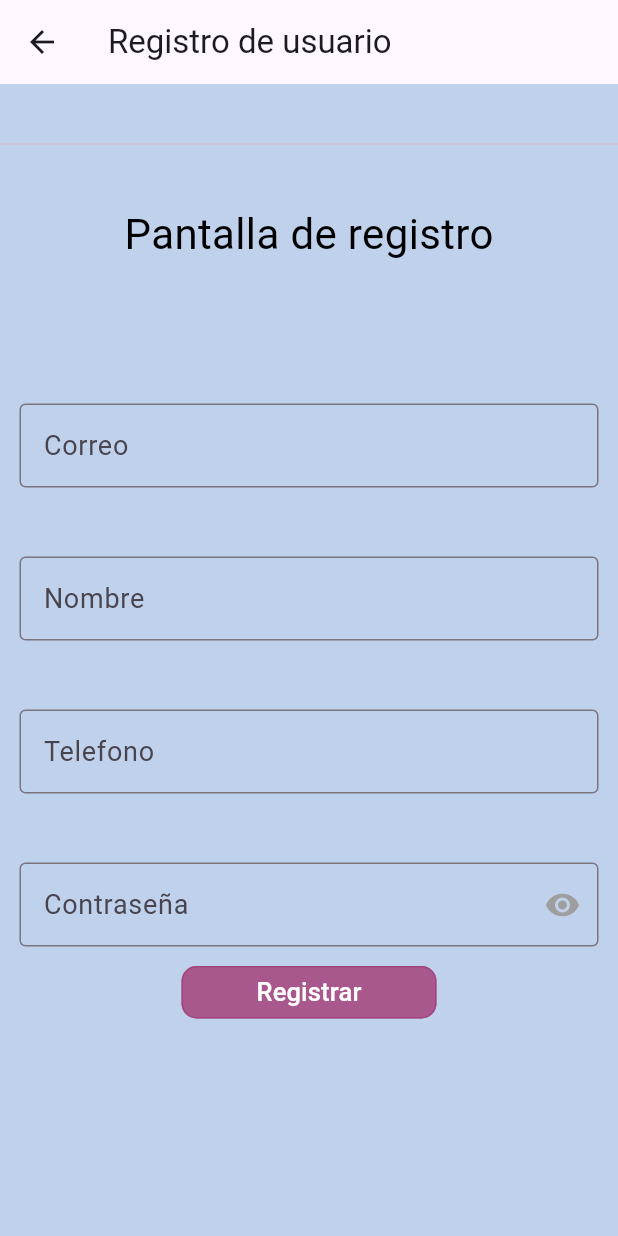
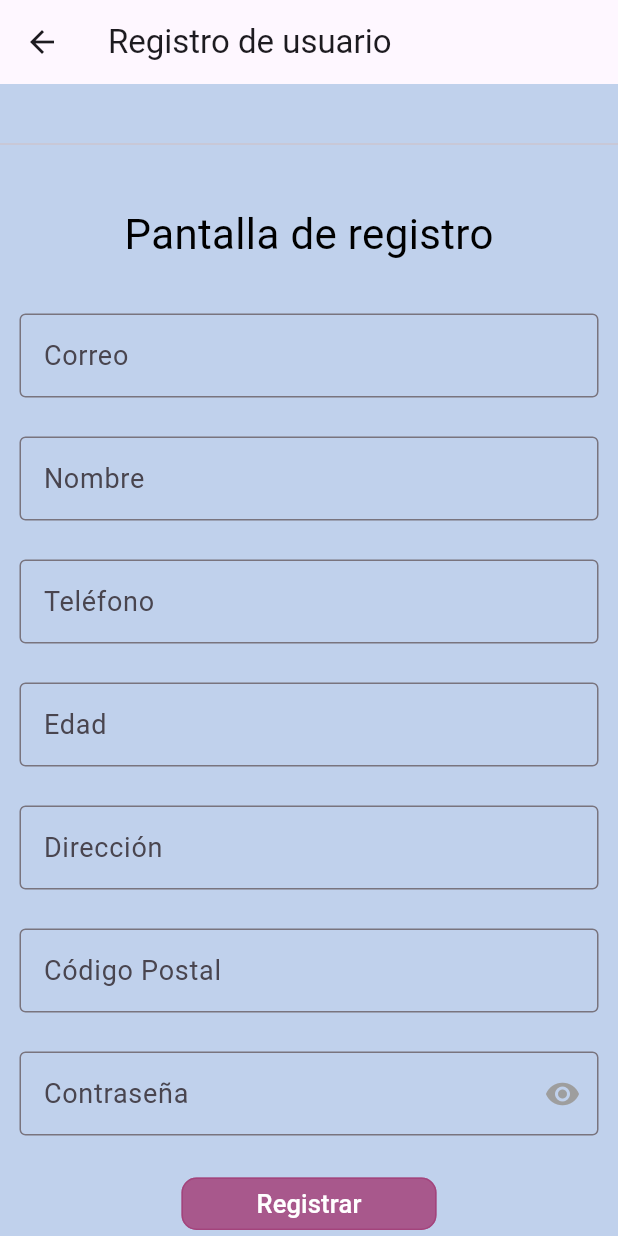
Before and after one commit to ElRisas1/pet_plan_pruebas, a Flutter app: the PantallaRegistro screen opened directly, after a tap on "Registrar", on a phone screen of 412 x 824 dp. Run offline on Flutter 3.47's test engine with Material 3 defaults, Android fonts, the phone set to English and light mode, and no system bars; our stand-ins replace carousel_slider, google_generative_ai, grouped_list, supabase_flutter; accounts and stored records are empty; network calls fail.

Commit message:
Campos para el registro

```diff
--- a/lib/main.dart
+++ b/lib/main.dart
@@ -1,8 +1,7 @@
 import 'package:flutter/material.dart';
-import 'package:pet_plan_pruebas/pantalla_login.dart';
 import 'package:pet_plan_pruebas/pantalla_main.dart';
 import 'package:supabase_flutter/supabase_flutter.dart';
-
+import 'package:pet_plan_pruebas/pantalla_login.dart';
 const supabaseUrl = 'https://fzukoqnipqclppkpotbc.supabase.co';
 const supabaseKey = 'eyJhbGciOiJIUzI1NiIsInR5cCI6IkpXVCJ9.eyJpc3MiOiJzdXBhYmFzZSIsInJlZiI6ImZ6dWtvcW5pcHFjbHBwa3BvdGJjIiwicm9sZSI6ImFub24iLCJpYXQiOjE3Mzk4NzQ5ODAsImV4cCI6MjA1NTQ1MDk4MH0.Y7fmZFE3SiXvaSaYYNB1Y_WuWvAXNnA9Xdg0aJxEjjc';
 
@@ -19,7 +18,7 @@ class MainApp extends StatelessWidget {
   Widget build(BuildContext context) {
     return const MaterialApp(
       title: 'PetPlan',
-      home: PantallaPrincipal(title: "Pantalla p")
+      home: PantallaLogin(title: "Pantalla p")
     );
   }
 }
--- a/lib/pantalla_login.dart
+++ b/lib/pantalla_login.dart
@@ -1,9 +1,7 @@
 import 'package:flutter/material.dart';
-import 'package:pet_plan_pruebas/pantalla_chatia.dart';
 import 'package:pet_plan_pruebas/pantalla_main.dart';
 import 'package:pet_plan_pruebas/pantalla_registro.dart';
 import 'package:pet_plan_pruebas/src/widgets/custom_button.dart';
-import 'package:pet_plan_pruebas/variables_globales.dart';
 import 'package:supabase_flutter/supabase_flutter.dart';
 import 'package:pet_plan_pruebas/pantalla_reset_pass.dart';
 
--- a/lib/pantalla_perfil.dart
+++ b/lib/pantalla_perfil.dart
@@ -1,5 +1,4 @@
 import 'package:flutter/material.dart';
-import 'package:pet_plan_pruebas/pantalla_main.dart';
 
 
 
--- a/lib/pantalla_registro.dart
+++ b/lib/pantalla_registro.dart
@@ -1,6 +1,4 @@
-//import 'dart:nativewrappers/_internal/vm/lib/developer.dart';
 import 'dart:developer';
-
 
 import 'package:flutter/material.dart';
 import 'package:pet_plan_pruebas/pantalla_login.dart';
@@ -8,184 +6,237 @@ import 'package:supabase_flutter/supabase_flutter.dart';
 import 'package:pet_plan_pruebas/src/widgets/custom_button.dart';
 import 'variables_globales.dart';
 
-const supabaseUrl = 'https://fzukoqnipqclppkpotbc.supabase.co';
-const supabaseKey = 'eyJhbGciOiJIUzI1NiIsInR5cCI6IkpXVCJ9.eyJpc3MiOiJzdXBhYmFzZSIsInJlZiI6ImZ6dWtvcW5pcHFjbHBwa3BvdGJjIiwicm9sZSI6ImFub24iLCJpYXQiOjE3Mzk4NzQ5ODAsImV4cCI6MjA1NTQ1MDk4MH0.Y7fmZFE3SiXvaSaYYNB1Y_WuWvAXNnA9Xdg0aJxEjjc';
-
 class PantallaRegistro extends StatefulWidget {
   const PantallaRegistro({super.key, required this.title});
-
-
   final String title;
 
   @override
   State<PantallaRegistro> createState() => _PantallaRegistroState();
 }
 
-
 class _PantallaRegistroState extends State<PantallaRegistro> {
   final _supabaseAuth = Supabase.instance.client.auth;
-  //VARIABLES//
+
+  // Controladores
   final _campoUserEmailReg = TextEditingController();
   final _campoUserNombreReg = TextEditingController();
-  final  _campoUserTelefReg = TextEditingController();
+  final _campoUserTelefReg = TextEditingController();
   final _campoUserPassReg = TextEditingController();
-
-
-  //late DropdownMenuItem<String> itemsMenu;
+  final _campoUserEdadReg = TextEditingController();
+  final _campoUserDireccionReg = TextEditingController();
+  final _campoUserCPReg = TextEditingController();
 
   bool _isSecurePassword = true;
 
-
   @override
-  void dispose(){
-    super.dispose();
+  void dispose() {
     _campoUserEmailReg.dispose();
+    _campoUserNombreReg.dispose();
     _campoUserTelefReg.dispose();
     _campoUserPassReg.dispose();
-    //_campoUserEdadReg = DropdownButton();
+    _campoUserEdadReg.dispose();
+    _campoUserDireccionReg.dispose();
+    _campoUserCPReg.dispose();
+    super.dispose();
   }
 
-
-
-  Widget togglePassword(){ //Este es el TOGGLE de ver o no ver la password
-    return IconButton(onPressed: (){
+  Widget togglePassword() {
+    return IconButton(
+      onPressed: () {
         setState(() {
           _isSecurePassword = !_isSecurePassword;
         });
-    }, icon: _isSecurePassword ? Icon(Icons.visibility) : Icon(Icons.visibility_off),
-    color: Colors.grey);
+      },
+      icon: _isSecurePassword
+          ? const Icon(Icons.visibility)
+          : const Icon(Icons.visibility_off),
+      color: Colors.grey,
+    );
   }
 
-  void guardarDatosCambiarPantallaLogin(){
-    if(_campoUserEmailReg.text.isNotEmpty && _campoUserEmailReg.text.isNotEmpty && _campoUserTelefReg.text.isNotEmpty){
+  Future<void> insertarUsuario(String userId) async {
+    final supabase = Supabase.instance.client;
 
+    final response = await supabase.from('Usuarios').insert({
+      'Nombre': _campoUserNombreReg.text,
+      'Contrasena': _campoUserPassReg.text,
+      'Edad': int.tryParse(_campoUserEdadReg.text) ?? 0,
+      'Telefono': int.tryParse(_campoUserTelefReg.text) ?? 0,
+      'Correo': _campoUserEmailReg.text,
+      'Direccion': _campoUserDireccionReg.text,
+      'CP': int.tryParse(_campoUserCPReg.text) ?? 0,
+      'user_id': userId, // Enlace con tabla de autenticación
+    });
 
-
-      //VariablesGlobales.usuariosRegistrados.add();
-
-
-
-
-     // _campoUserEmail.text = "";
-     // _campoUserPass.text = "";
-
-      print("Usuarios en la lista: ${VariablesGlobales.loginEmail} \n Contraseñas en la lista: ${VariablesGlobales.loginPassword}");
-
-
-    Navigator.of(context).push(MaterialPageRoute(builder: (context) => const PantallaLogin(title: "Pantalla Login")));
+    if (response.error != null) {
+      log("Error al insertar: ${response.error!.message}");
+    } else {
+      log("Usuario insertado correctamente.");
     }
   }
 
-
+  void guardarDatosCambiarPantallaLogin() {
+    Navigator.of(context).push(
+      MaterialPageRoute(
+        builder: (context) => const PantallaLogin(title: "Pantalla Login"),
+      ),
+    );
+  }
 
   @override
   Widget build(BuildContext context) {
-    return  Scaffold( backgroundColor: const Color.fromARGB(236, 187, 205, 235),
-        body: SingleChildScrollView(child:Column(mainAxisAlignment: MainAxisAlignment.center,
-            children:[
-              AppBar(title: Text("Registro de usuario"),),
+    return Scaffold(
+      backgroundColor: const Color.fromARGB(236, 187, 205, 235),
+      body: SingleChildScrollView(
+        child: Column(
+          mainAxisAlignment: MainAxisAlignment.center,
+          children: [
+            AppBar(title: const Text("Registro de usuario")),
             const Divider(height: 80),
+            const Text("Pantalla de registro",
+                style: TextStyle(fontSize: 28, color: Colors.black)),
 
-              const Text("Pantalla de registro", style: TextStyle(fontSize: 28, color: Colors.black)),
+            const SizedBox(height: 20),
 
-              //Text field correo
-              Padding(padding: EdgeInsets.all(40)),
+            // Correo
             Padding(
               padding: const EdgeInsets.all(13),
-                child: TextField(  //Este es el campo de texto en el que se van introduciendo el correo del usuario
-                  controller: _campoUserEmailReg,  //Controlador para identificarlo
+              child: TextField(
+                controller: _campoUserEmailReg,
                 decoration: const InputDecoration(
                   border: OutlineInputBorder(),
                   labelText: "Correo",
                   labelStyle: TextStyle(fontSize: 18),
                 ),
-              )),
+              ),
+            ),
 
-              //Text field nombre
-              Padding(padding: EdgeInsets.all(10)),
+            // Nombre
             Padding(
               padding: const EdgeInsets.all(13),
-                child: TextField(  //Este es el campo de texto en el que se van introduciendo el correo del usuario
-                  controller: _campoUserNombreReg,  //Controlador para identificarlo
+              child: TextField(
+                controller: _campoUserNombreReg,
                 decoration: const InputDecoration(
                   border: OutlineInputBorder(),
                   labelText: "Nombre",
                   labelStyle: TextStyle(fontSize: 18),
                 ),
-                )),
+              ),
+            ),
 
-              //Text field Telefono
-              Padding(padding: EdgeInsets.all(10)),
+            // Teléfono
             Padding(
               padding: const EdgeInsets.all(13),
-                child: TextField(  //Este es el campo de texto en el que se van introduciendo el correo del usuario
-                  controller: _campoUserTelefReg, //Controlador para identificarlo
-                  keyboardType: TextInputType.numberWithOptions(), //Solo ofrece teclado numerico
+              child: TextField(
+                controller: _campoUserTelefReg,
+                keyboardType: TextInputType.number,
                 decoration: const InputDecoration(
                   border: OutlineInputBorder(),
-                    labelText: "Telefono",
+                  labelText: "Teléfono",
                   labelStyle: TextStyle(fontSize: 18),
                 ),
-              )),
+              ),
+            ),
 
-                Padding(padding: EdgeInsets.all(10)),
+            // Edad
             Padding(
               padding: const EdgeInsets.all(13),
-                child: TextField(  //Este es el campo de texto en el que se van introduciendo el correo del usuario
+              child: TextField(
+                controller: _campoUserEdadReg,
+                keyboardType: TextInputType.number,
+                decoration: const InputDecoration(
+                  border: OutlineInputBorder(),
+                  labelText: "Edad",
+                  labelStyle: TextStyle(fontSize: 18),
+                ),
+              ),
+            ),
+
+            // Dirección
+            Padding(
+              padding: const EdgeInsets.all(13),
+              child: TextField(
+                controller: _campoUserDireccionReg,
+                decoration: const InputDecoration(
+                  border: OutlineInputBorder(),
+                  labelText: "Dirección",
+                  labelStyle: TextStyle(fontSize: 18),
+                ),
+              ),
+            ),
+
+            // Código Postal
+            Padding(
+              padding: const EdgeInsets.all(13),
+              child: TextField(
+                controller: _campoUserCPReg,
+                keyboardType: TextInputType.number,
+                decoration: const InputDecoration(
+                  border: OutlineInputBorder(),
+                  labelText: "Código Postal",
+                  labelStyle: TextStyle(fontSize: 18),
+                ),
+              ),
+            ),
+
+            // Contraseña
+            Padding(
+              padding: const EdgeInsets.all(13),
+              child: TextField(
                 controller: _campoUserPassReg,
                 obscureText: _isSecurePassword,
-                  //Controlador para identificarlo
-                  keyboardType: TextInputType.numberWithOptions(), //Solo ofrece teclado numerico
-                  decoration:  InputDecoration(
-                    border: OutlineInputBorder(),
+                keyboardType: TextInputType.text,
+                decoration: InputDecoration(
+                  border: const OutlineInputBorder(),
                   labelText: "Contraseña",
-                    labelStyle: TextStyle(fontSize: 18),
+                  labelStyle: const TextStyle(fontSize: 18),
                   suffixIcon: togglePassword(),
                 ),
-              )),
+              ),
+            ),
 
+            const SizedBox(height: 15),
+
+            // Botón Registrar
             Container(
-                  margin:EdgeInsets.only(left: 100, right: 100), //Esto lo separa del margen por la derecha y la izquierda
-                  child:
-                    CustomButton(  //MI BOTON PRECIOSO para vosotros chat
-                      color: Color.fromARGB(215, 163, 65, 122),
-                      width: 170.0, //Ancho
-                      height: 35.0, //Alto
+              margin: const EdgeInsets.symmetric(horizontal: 100),
+              child: CustomButton(
+                color: const Color.fromARGB(215, 163, 65, 122),
+                width: 170.0,
+                height: 35.0,
                 callback: () async {
-                        print("HOLA");
-                        try{
+                  try {
                     final res = await _supabaseAuth.signUp(
                       email: _campoUserEmailReg.text,
                       password: _campoUserPassReg.text,
                     );
-                          print(res);
+
                     if (res.user != null) {
-                            log("Registrado");
+                      log("Registrado con éxito");
+                      await insertarUsuario(res.user!.id);
                       guardarDatosCambiarPantallaLogin();
 
-                            // Mostrar mensaje emergente (SnackBar)
                       ScaffoldMessenger.of(context).showSnackBar(
-                              SnackBar(
+                        const SnackBar(
                           content: Text("Registro exitoso"),
                           duration: Duration(seconds: 3),
-
                         ),
                       );
-
+                    }
+                  } catch (e) {
+                    log("Fallo en registro: $e");
+                  }
+                },
+                elevation: 100.0,
+                child: const Text(
+                  "Registrar",
+                  style: TextStyle(fontSize: 17, color: Colors.white),
+                ),
+              ),
+            ),
+          ],
+        ),
+      ),
+    );
   }
 }
-                        catch (e){
-                        print("fallo: $e");
-                        }
-                      },
-                      elevation: 100.0, //Esto añade algo de sombra a la caja elevandolo hacia arriba un poco
-                      child: Text("Registrar", style: TextStyle(fontSize: 17, color: const Color.fromARGB(255, 255, 255, 255))), //Aqui se podria poner una foto
-                    ),
-                ),
-            ] //Children
-        )
-      )
-    );
-  }
-
-}
```
Lines whose indentation alone changed are shown as unchanged.
